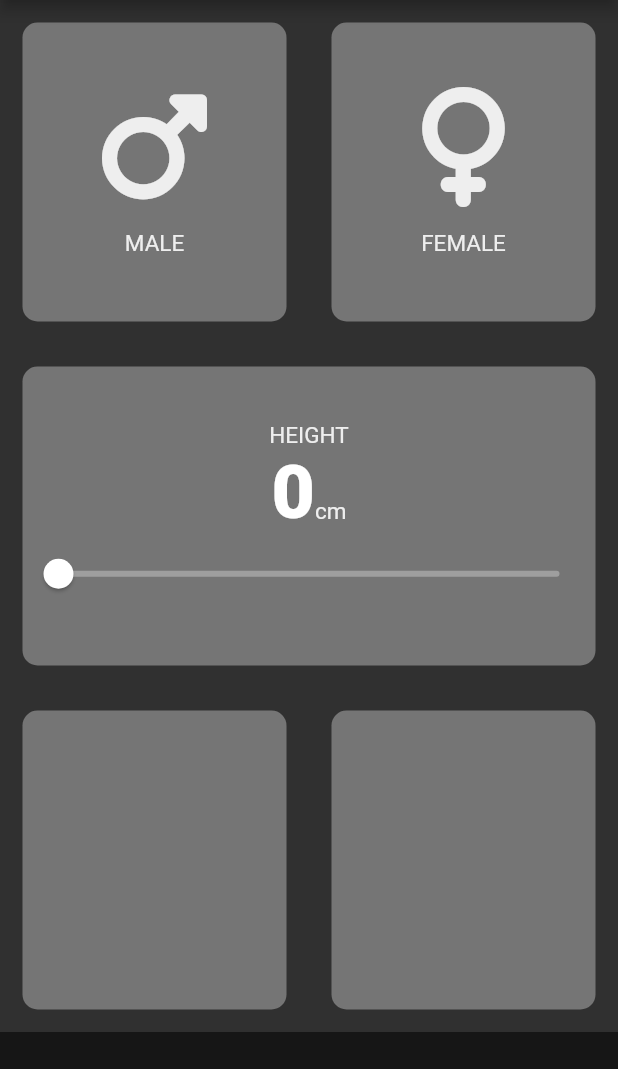
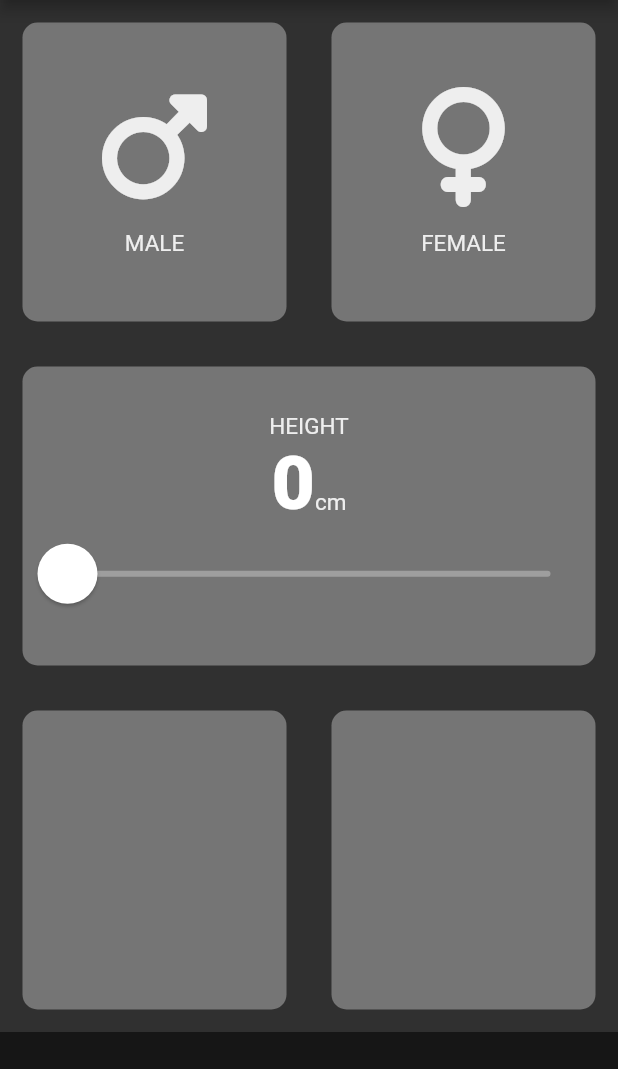
Before and after one commit to ArslanYM/Flutter-Learning, a Flutter app: the screen it shows after launch, on a phone screen of 412 x 824 dp, the part 84-1153 px from its top. Run offline on Flutter 3.47's test engine with Material 2 defaults, Android fonts, the phone set to English and light mode, and no system bars; our stand-ins replace audioplayers, font_awesome_flutter, rflutter_alert.

Commit message:
bmi calc

```diff
--- a/Flutter-apps/bmi_calculator/lib/input_page.dart
+++ b/Flutter-apps/bmi_calculator/lib/input_page.dart
@@ -92,7 +92,15 @@ class _InputPageState extends State<InputPage> {
                       ),
                     ],
                   ),
-                  Slider(
+                  SliderTheme(
+                    data: SliderTheme.of(context).copyWith(
+                      thumbShape: RoundSliderThumbShape(
+                        enabledThumbRadius: 20,
+                      ),
+                      overlayShape: RoundSliderOverlayShape(overlayRadius: 30),
+                      overlayColor: Colors.grey.shade50,
+                    ),
+                    child: Slider(
                       value: height.toDouble(),
                       min: 0,
                       max: 300,
@@ -103,6 +111,7 @@ class _InputPageState extends State<InputPage> {
                           height = newValue.round();
                         });
                       },
+                    ),
                   )
                 ],
               ),
```
Lines whose indentation alone changed are shown as unchanged.
